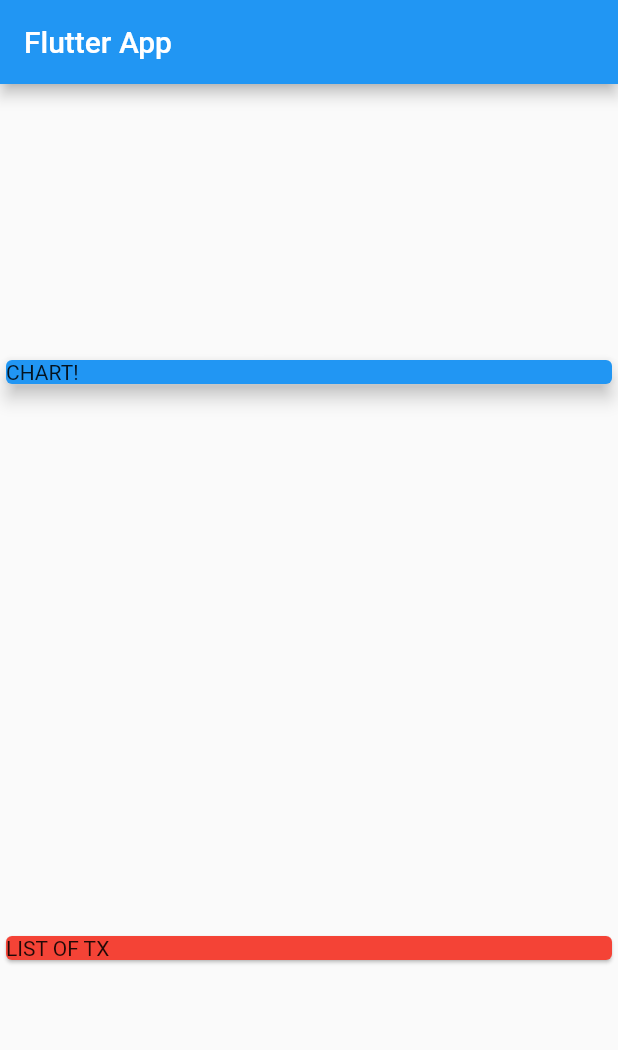
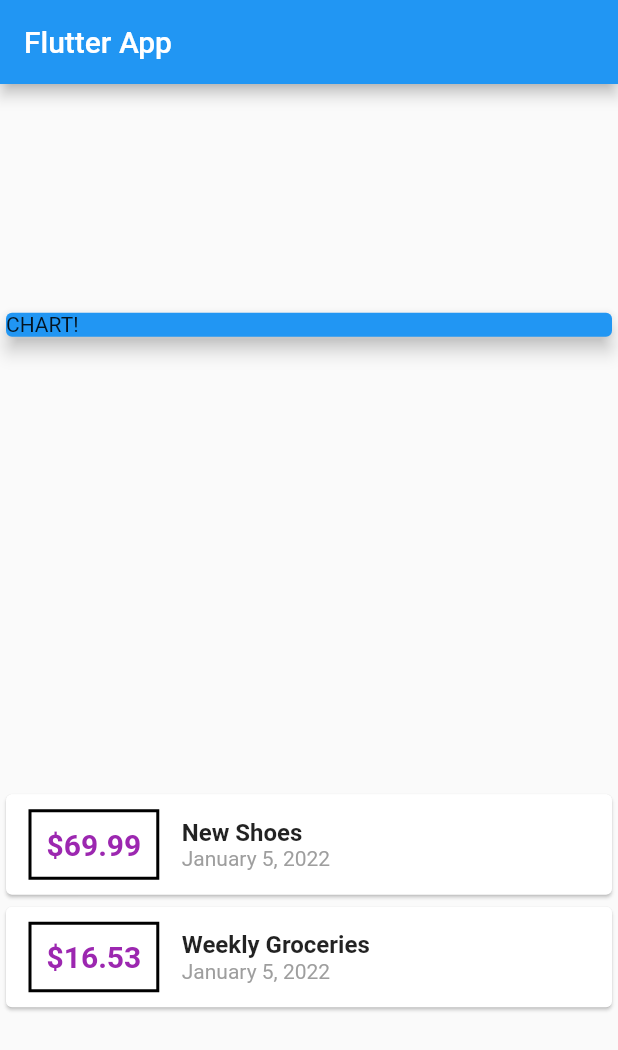
Before and after one commit to quynhanh-kristen/Mobile, a Flutter app: the screen it shows after launch, on a phone screen of 412 x 824 dp. Shown: the top 1050 px of the screen. Run offline on Flutter 3.47's test engine with Material 2 defaults, Android fonts, the phone set to English and light mode, and no system bars.

Commit message:
Styling each transaction, add intl library

```diff
--- a/flutter_complete_guide/lib/main.dart
+++ b/flutter_complete_guide/lib/main.dart
@@ -1,5 +1,6 @@
 import 'package:flutter/material.dart';
 import './transaction.dart';
+import 'package:intl/intl.dart';
 
 void main() => runApp(MyApp());
 
@@ -46,12 +47,57 @@ class MyHomePage extends StatelessWidget {
               elevation: 5,
             ),
           ),
-          Card(
-            color: Colors.red,
-            child: Text('LIST OF TX'),
+          Column(
+            children: transactions.map((tx) {
+              return Card(
+                child: Row(
+                  children: <Widget>[
+                    Container(
+                        margin:
+                            EdgeInsets.symmetric(vertical: 10, horizontal: 15),
+                        decoration: BoxDecoration(
+                          border: Border.all(
+                            color: Colors.black,
+                            width: 2,
+                          ),
+                        ),
+                        padding: EdgeInsets.all(10),
+                        child: Text(
+                          '\$${tx.amount}',
+                          style: TextStyle(
+                            fontWeight: FontWeight.bold,
+                            fontSize: 20,
+                            color: Colors.purple,
+                          ),
+                        )),
+                    Column(
+                      crossAxisAlignment: CrossAxisAlignment.start,
+                      children: <Widget>[
+                        Text(
+                          tx.title,
+                          style: TextStyle(
+                            fontSize: 16,
+                            fontWeight: FontWeight.bold,
+                          ),
+                        ),
+                        Text(
+                          DateFormat.yMMMMd().format(tx.date),
+                          style: TextStyle(
+                            color: Colors.grey,
+                          ),
+                        ),
+                      ],
+                    ),
+                  ],
+                ),
+              );
+            }).toList(),
           ),
         ],
       ),
     );
   }
 }
+
+//How do you style Flutter widgets ?
+// You can configure widgets via their constructor arguments - that includes styling config
--- a/flutter_complete_guide/pubspec.yaml
+++ b/flutter_complete_guide/pubspec.yaml
@@ -23,6 +23,7 @@ environment:
 dependencies:
   flutter:
     sdk: flutter
+  intl: ^0.17.0
 
 
   # The following adds the Cupertino Icons font to your application.
```
Also changed, not shown: flutter_complete_guide/pubspec.lock.
